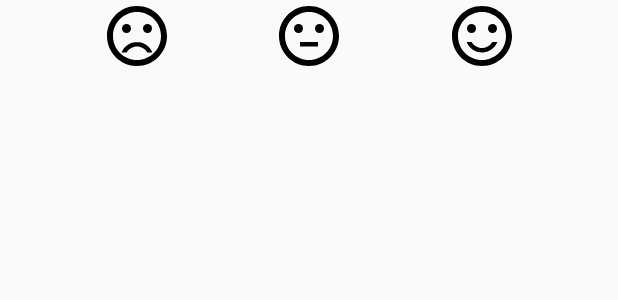
After one commit to liow122/Happy, an Android app: the layout content_add.xml on its own in the app's theme, with its tools: preview values and no code run, on a phone screen of 412 x 824 dp. The commit adds this screen. Shown: the top 300 px of the screen. Run offline under Robolectric (Android 15) with nearby library versions, the phone set to English and light mode, and no system bars.

Commit message:
Not done

```diff
--- a/app/src/main/AndroidManifest.xml
+++ b/app/src/main/AndroidManifest.xml
@@ -9,6 +9,10 @@
         android:roundIcon="@mipmap/ic_launcher_round"
         android:supportsRtl="true"
         android:theme="@style/AppTheme">
+        <activity
+            android:name=".AddActivity"
+            android:label="@string/title_activity_add"
+            android:theme="@style/AppTheme.NoActionBar"></activity>
         <activity
             android:name=".MainActivity"
             android:label="@string/app_name"
--- a/app/src/main/java/com/example/happy/Feeling.kt
+++ b/app/src/main/java/com/example/happy/Feeling.kt
@@ -5,9 +5,9 @@ import androidx.room.PrimaryKey
 import java.sql.Date
 
 @Entity(tableName = "feeling")
-class Feeling (
+data class Feeling (
     @PrimaryKey(autoGenerate = true) val id: Int,
     val mode: Int,
-    val remark : String,
-    val created_at : Date
+    val remarks : String,
+    val created_at : Long = System.currentTimeMillis()
 )
--- /dev/null
+++ b/app/src/main/res/drawable/ic_sentiment_dissatisfied_black_24dp.xml
@@ -0,0 +1,6 @@
+<vector android:height="48dp" android:viewportHeight="24.0"
+    android:viewportWidth="24.0" android:width="48dp" xmlns:android="http://schemas.android.com/apk/res/android">
+    <path android:fillColor="#FF000000" android:pathData="M15.5,9.5m-1.5,0a1.5,1.5 0,1 1,3 0a1.5,1.5 0,1 1,-3 0"/>
+    <path android:fillColor="#FF000000" android:pathData="M8.5,9.5m-1.5,0a1.5,1.5 0,1 1,3 0a1.5,1.5 0,1 1,-3 0"/>
+    <path android:fillColor="#FF000000" android:pathData="M11.99,2C6.47,2 2,6.48 2,12s4.47,10 9.99,10C17.52,22 22,17.52 22,12S17.52,2 11.99,2zM12,20c-4.42,0 -8,-3.58 -8,-8s3.58,-8 8,-8 8,3.58 8,8 -3.58,8 -8,8zM12,14c-2.33,0 -4.32,1.45 -5.12,3.5h1.67c0.69,-1.19 1.97,-2 3.45,-2s2.75,0.81 3.45,2h1.67c-0.8,-2.05 -2.79,-3.5 -5.12,-3.5z"/>
+</vector>
--- /dev/null
+++ b/app/src/main/res/drawable/ic_sentiment_neutral_black_24dp.xml
@@ -0,0 +1,7 @@
+<vector android:height="48dp" android:viewportHeight="24.0"
+    android:viewportWidth="24.0" android:width="48dp" xmlns:android="http://schemas.android.com/apk/res/android">
+    <path android:fillColor="#FF000000" android:pathData="M9,14h6v1.5H9z"/>
+    <path android:fillColor="#FF000000" android:pathData="M15.5,9.5m-1.5,0a1.5,1.5 0,1 1,3 0a1.5,1.5 0,1 1,-3 0"/>
+    <path android:fillColor="#FF000000" android:pathData="M8.5,9.5m-1.5,0a1.5,1.5 0,1 1,3 0a1.5,1.5 0,1 1,-3 0"/>
+    <path android:fillColor="#FF000000" android:pathData="M11.99,2C6.47,2 2,6.48 2,12s4.47,10 9.99,10C17.52,22 22,17.52 22,12S17.52,2 11.99,2zM12,20c-4.42,0 -8,-3.58 -8,-8s3.58,-8 8,-8 8,3.58 8,8 -3.58,8 -8,8z"/>
+</vector>
--- /dev/null
+++ b/app/src/main/res/drawable/ic_sentiment_satisfied_black_24dp.xml
@@ -0,0 +1,6 @@
+<vector android:height="48dp" android:viewportHeight="24.0"
+    android:viewportWidth="24.0" android:width="48dp" xmlns:android="http://schemas.android.com/apk/res/android">
+    <path android:fillColor="#FF000000" android:pathData="M15.5,9.5m-1.5,0a1.5,1.5 0,1 1,3 0a1.5,1.5 0,1 1,-3 0"/>
+    <path android:fillColor="#FF000000" android:pathData="M8.5,9.5m-1.5,0a1.5,1.5 0,1 1,3 0a1.5,1.5 0,1 1,-3 0"/>
+    <path android:fillColor="#FF000000" android:pathData="M11.99,2C6.47,2 2,6.48 2,12s4.47,10 9.99,10C17.52,22 22,17.52 22,12S17.52,2 11.99,2zM12,20c-4.42,0 -8,-3.58 -8,-8s3.58,-8 8,-8 8,3.58 8,8 -3.58,8 -8,8zM12,16c-1.48,0 -2.75,-0.81 -3.45,-2L6.88,14c0.8,2.05 2.79,3.5 5.12,3.5s4.32,-1.45 5.12,-3.5h-1.67c-0.7,1.19 -1.97,2 -3.45,2z"/>
+</vector>
--- /dev/null
+++ b/app/src/main/res/layout/content_add.xml
@@ -0,0 +1,42 @@
+<?xml version="1.0" encoding="utf-8"?>
+<androidx.constraintlayout.widget.ConstraintLayout xmlns:android="http://schemas.android.com/apk/res/android"
+    xmlns:app="http://schemas.android.com/apk/res-auto"
+    xmlns:tools="http://schemas.android.com/tools"
+    android:layout_width="match_parent"
+    android:layout_height="match_parent"
+    app:layout_behavior="@string/appbar_scrolling_view_behavior"
+    tools:context=".AddActivity"
+    tools:showIn="@layout/activity_add">
+
+    <ImageView
+        android:id="@+id/imageView"
+        android:layout_width="wrap_content"
+        android:layout_height="wrap_content"
+        android:clickable="true"
+        app:layout_constraintBottom_toBottomOf="@+id/imageView4"
+        app:layout_constraintEnd_toStartOf="@+id/imageView4"
+        app:layout_constraintStart_toStartOf="parent"
+        app:layout_constraintTop_toTopOf="@+id/imageView4"
+        app:srcCompat="@drawable/ic_sentiment_dissatisfied_black_24dp" />
+
+    <ImageView
+        android:id="@+id/imageView4"
+        android:layout_width="wrap_content"
+        android:layout_height="wrap_content"
+        android:clickable="true"
+        app:layout_constraintEnd_toEndOf="parent"
+        app:layout_constraintStart_toStartOf="parent"
+        app:srcCompat="@drawable/ic_sentiment_neutral_black_24dp"
+        tools:layout_editor_absoluteY="299dp" />
+
+    <ImageView
+        android:id="@+id/imageView5"
+        android:layout_width="wrap_content"
+        android:layout_height="wrap_content"
+        android:clickable="true"
+        app:layout_constraintBottom_toBottomOf="@+id/imageView4"
+        app:layout_constraintEnd_toEndOf="parent"
+        app:layout_constraintStart_toEndOf="@+id/imageView4"
+        app:layout_constraintTop_toTopOf="@+id/imageView4"
+        app:srcCompat="@drawable/ic_sentiment_satisfied_black_24dp" />
+</androidx.constraintlayout.widget.ConstraintLayout>
--- a/app/src/main/res/values/strings.xml
+++ b/app/src/main/res/values/strings.xml
@@ -1,4 +1,9 @@
 <resources>
     <string name="app_name">Happy</string>
     <string name="action_settings">Settings</string>
+    <string name="Mode">Mode</string>
+    <string name="Remark">Remark</string>
+    <string name="Date">Date</string>
+    <string name="title_activity_add">AddActivity</string>
+
 </resources>
```
Also changed, not shown: app/build.gradle (+29 -5 lines), app/src/main/java/com/example/happy/AddActivity.kt (added, +22 -0 lines), app/src/main/java/com/example/happy/FeelingAdapter.kt (added, +46 -0 lines), app/src/main/java/com/example/happy/FeelingDao.kt (+9 -5 lines), app/src/main/java/com/example/happy/FeelingRepository.kt (added, +12 -0 lines), app/src/main/java/com/example/happy/FeelingViewModel.kt (added, +23 -0 lines), app/src/main/java/com/example/happy/MainActivity.kt (+27 -0 lines), app/src/main/res/layout/activity_add.xml (added, +33 -0 lines), app/src/main/res/layout/content_main.xml (+6 -4 lines), app/src/main/res/layout/recycleview_item.xml (added, +24 -0 lines), build.gradle (+9 -0 lines).
